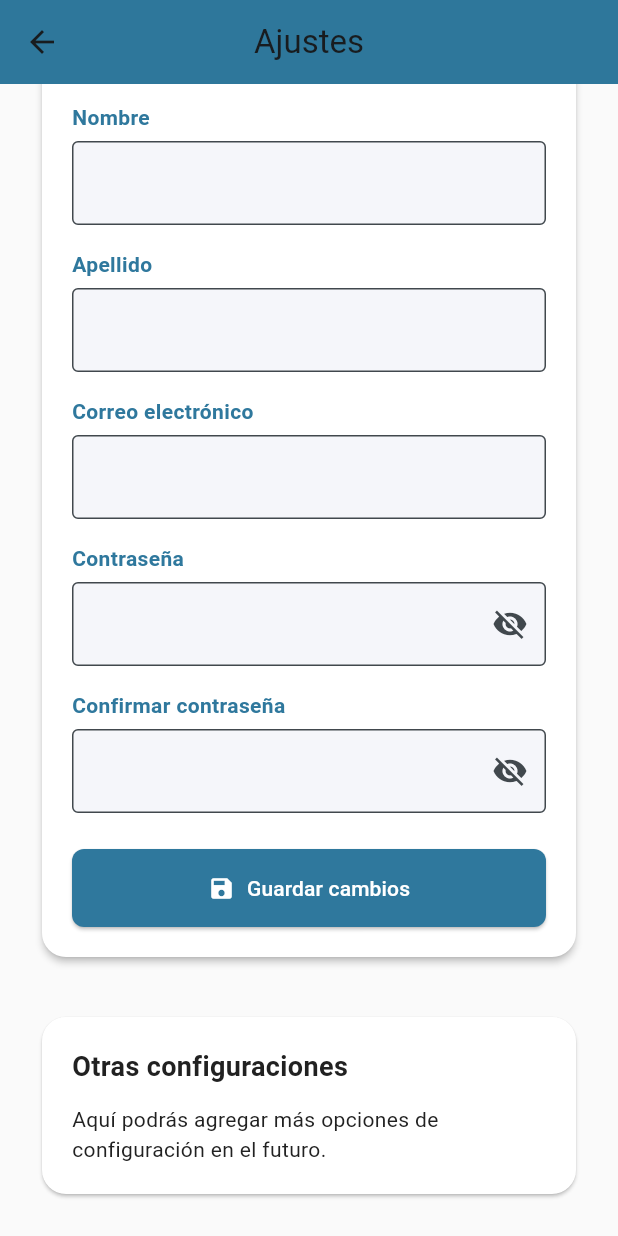
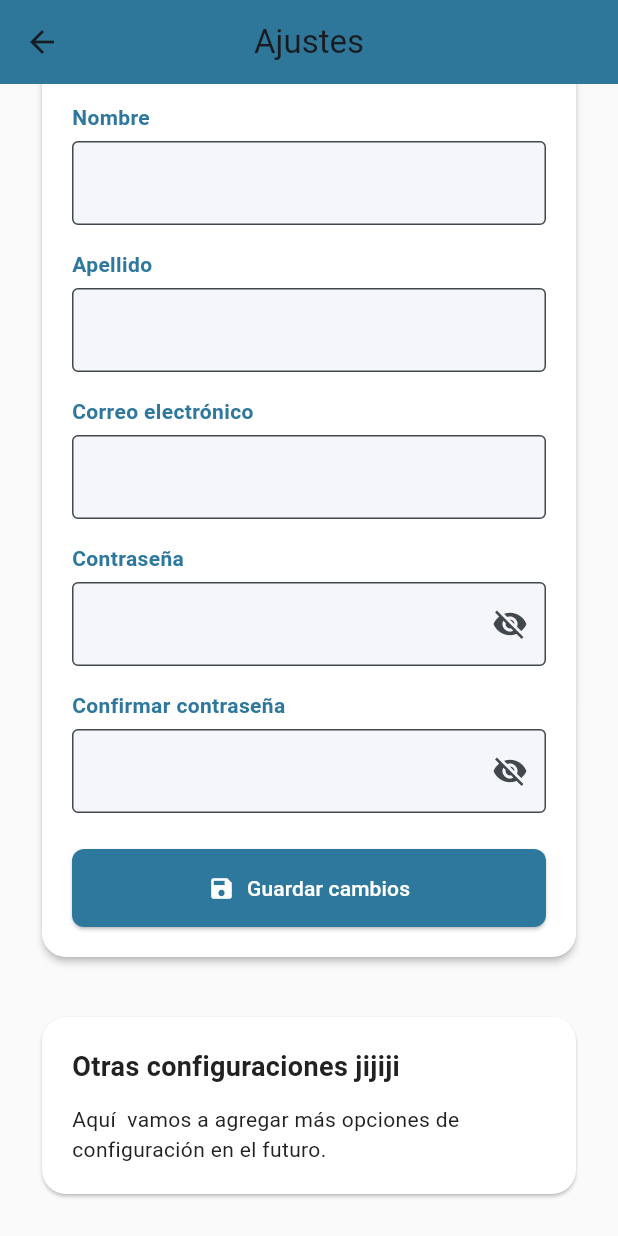
Before and after one commit to Jhon98E/sistema-de-gestion-de-espacios-fisicos-academicos, a Flutter app: the AjustesScreen screen opened directly, scrolled down 124 dp, on a phone screen of 412 x 824 dp. Run offline on Flutter 3.47's test engine with Material 3 defaults, Android fonts, the phone set to English and light mode, and no system bars; our stand-ins replace flutter_secure_storage, flutter_svg; accounts and stored records are empty.

Commit message:
refactor: ajustar textos en ajustes_screen.dart y mejorar formato en main.dart

```diff
--- a/frontend/sistema_gestion_espacios/lib/main.dart
+++ b/frontend/sistema_gestion_espacios/lib/main.dart
@@ -251,8 +251,7 @@ class _HomePageState extends State<HomePage> {
                                 width: 40,
                                 child: PopupMenuButton<String>(
                                   color: Colors.white,
-                                  icon: const Icon(Icons.keyboard_arrow_down,
-                                      color: Colors.white),
+                                  icon: const Icon(Icons.keyboard_arrow_down, color: Colors.white),
                                   onSelected: _onMenuSelected,
                                   itemBuilder: (context) => [
                                     const PopupMenuItem(
--- a/frontend/sistema_gestion_espacios/lib/screens/ajustes_screen.dart
+++ b/frontend/sistema_gestion_espacios/lib/screens/ajustes_screen.dart
@@ -222,9 +222,9 @@ class _AjustesScreenState extends State<AjustesScreen> {
                 child: Column(
                   crossAxisAlignment: CrossAxisAlignment.start,
                   children: const [
-                    Text('Otras configuraciones', style: TextStyle(fontSize: 18, fontWeight: FontWeight.bold)),
+                    Text('Otras configuraciones jijiji', style: TextStyle(fontSize: 18, fontWeight: FontWeight.bold)),
                     SizedBox(height: 12),
-                    Text('Aquí podrás agregar más opciones de configuración en el futuro.'),
+                    Text('Aquí  vamos a agregar más opciones de configuración en el futuro.'),
                   ],
                 ),
               ),
```
